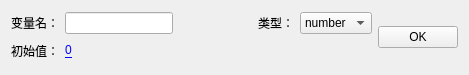
Old version of the form Dialogs/dlgvariablemanager.ui in the repository wushuangabao/Level_AI_Editor.
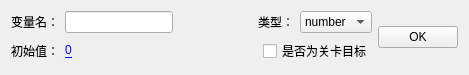
New version of the form.

```diff
--- a/Dialogs/dlgvariablemanager.ui
+++ b/Dialogs/dlgvariablemanager.ui
@@ -114,6 +114,13 @@
          </property>
         </spacer>
        </item>
+       <item>
+        <widget class="QCheckBox" name="checkBox">
+         <property name="text">
+          <string>是否为关卡目标</string>
+         </property>
+        </widget>
+       </item>
       </layout>
      </item>
     </layout>
```
